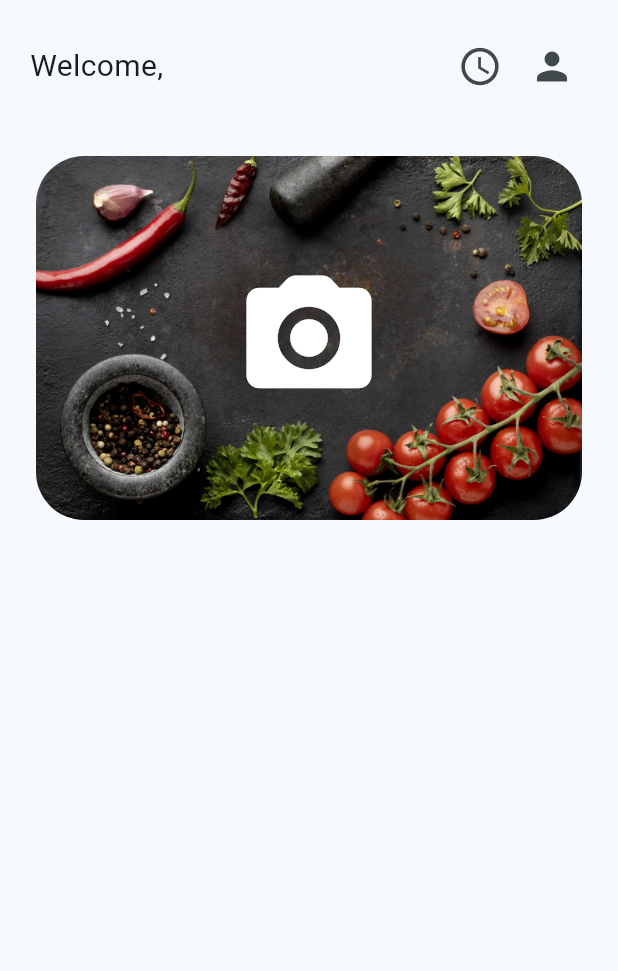
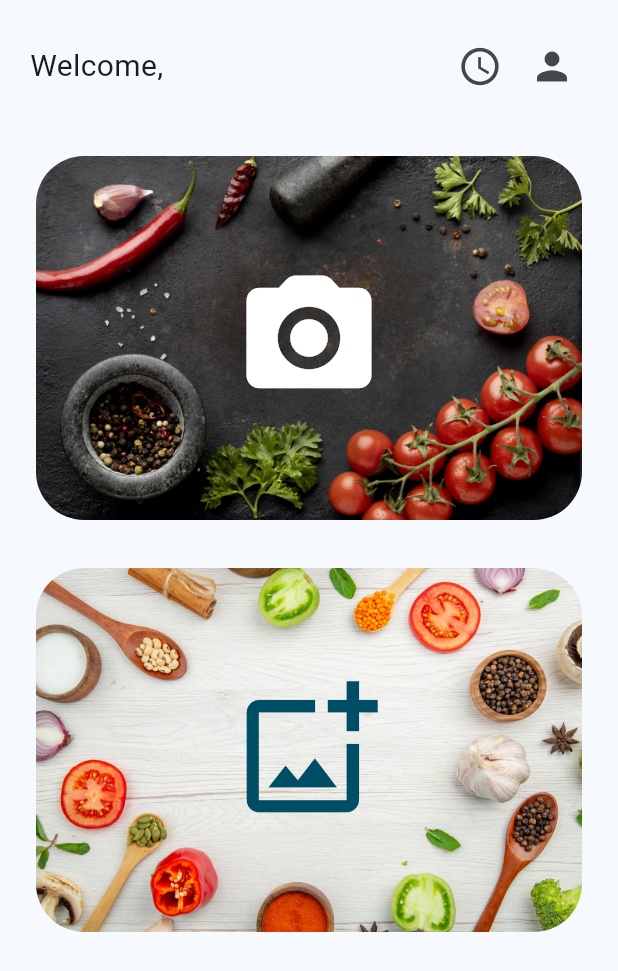
Before and after one commit to BuiVuBaoMinh/-CS422--REC2--Recipe-Recommendator-, a Flutter app: the screen it shows once a user with an empty profile is signed in, on a phone screen of 412 x 824 dp. Shown: the top 971 px of the screen. Run offline on Flutter 3.47's test engine with Material 3 defaults, Android fonts, the phone set to English and light mode, and no system bars; our stand-ins replace camera, cloud_firestore, firebase_auth, firebase_core, image_picker; accounts and stored records are empty.

Commit message:
Add Image Picker and NER-based search function
- A new button in homepage now allows picking photos in the device.
- getRecipesFromIngredients function gets a List<String> of NERs and return as list of Recipes accordingly.

```diff
--- a/lib/model/recipe_class.dart
+++ b/lib/model/recipe_class.dart
@@ -4,5 +4,12 @@ class Recipe {
   List<String> directions;
   List<String> ner;
 
-  Recipe(this.title, this.ingredients, this.directions, this.ner);
+  // Recipe(this.title, this.ingredients, this.directions, this.ner);
+
+  Recipe({
+    required this.title,
+    required this.ingredients,
+    required this.directions,
+    required this.ner,
+  });
 }
--- a/lib/pages/homepage/homepage.dart
+++ b/lib/pages/homepage/homepage.dart
@@ -1,13 +1,17 @@
 import 'package:firebase_auth/firebase_auth.dart';
 import 'package:flutter/material.dart';
+import 'package:path/path.dart';
+import 'package:image_picker/image_picker.dart';
 import 'package:rec_rec_app/pages/camera_page/camera_page.dart';
 import 'package:rec_rec_app/pages/user_profile.dart';
 // import 'package:flutter/services.dart' show rootBundle;
 import 'random_recipes.dart';
 import 'package:rec_rec_app/main.dart' show firstCamera;
+import 'package:rec_rec_app/services/firestore.dart';
 
 class HomePage extends StatelessWidget {
   final user = FirebaseAuth.instance.currentUser!;
+  final FirestoreService firestoreService = FirestoreService();
 
   HomePage({super.key});
 
@@ -34,8 +38,9 @@ class HomePage extends StatelessWidget {
                       ),
                       Row(
                         children: [
-                          IconButton(
+                          IconButton( // History button
                             onPressed: () {
+                              firestoreService.getRecipesFromIngredients(['beef', 'garlic']);
                               Navigator.push(
                                 context,
                                 MaterialPageRoute(
@@ -48,7 +53,7 @@ class HomePage extends StatelessWidget {
                               size: 30.0,
                             ),
                           ),
-                          IconButton(
+                          IconButton( // User button
                             onPressed: () {
                               print('user');
                               Navigator.push(
@@ -69,7 +74,8 @@ class HomePage extends StatelessWidget {
                 ),
               ),
             ),
-            HomePageScanButton(),
+            HomePageScanButton(assetPath: 'assets/scan_btn_bg.jpg'),
+            HomePagePickImageButton(assetPath: 'assets/pick_image_btn_bg.jpg'),
           ],
         ),
       ),
@@ -78,19 +84,24 @@ class HomePage extends StatelessWidget {
 }
 
 class HomePageScanButton extends StatelessWidget {
-  const HomePageScanButton({super.key});
+  const HomePageScanButton({
+    super.key,
+    required this.assetPath,
+    });
 
+  final String assetPath;
   @override
   Widget build(BuildContext context) {
     return GestureDetector(
       onTap: () {
         Navigator.push(
-          context,
-          MaterialPageRoute(
-              builder: (context) => ScanIngredientsPage(
-                    camera: firstCamera,
-                  )),
-        );
+                context,
+                MaterialPageRoute(
+                    builder: (context) => ScanIngredientsPage(
+                          camera: firstCamera,
+                        )
+                ),
+              );
       },
       child: Padding(
         padding: const EdgeInsets.symmetric(horizontal: 24, vertical: 16),
@@ -100,7 +111,7 @@ class HomePageScanButton extends StatelessWidget {
             borderRadius: BorderRadius.circular(32),
             child: Stack(
               children: [
-                Image.asset('assets/scan_btn_bg.jpg', fit: BoxFit.cover),
+                Image.asset(assetPath, fit: BoxFit.cover),
                 Center(
                     child: Icon(
                   const IconData(0xf60b, fontFamily: 'MaterialIcons'),
@@ -115,3 +126,52 @@ class HomePageScanButton extends StatelessWidget {
     );
   }
 }
+
+class HomePagePickImageButton extends HomePageScanButton {
+  HomePagePickImageButton({required super.assetPath});
+
+  @override
+  Widget build(BuildContext context) {
+    return GestureDetector(
+      onTap: () async {
+        final image = await _pickImageFromGallery();
+        if (image != null) {
+          await Navigator.push(
+            context,
+            MaterialPageRoute(
+                builder: (context) => DisplayPictureScreen(
+                      imagePath: image.path,
+                    )
+            ),
+          );
+        }
+
+      },
+      child: Padding(
+        padding: const EdgeInsets.symmetric(horizontal: 24, vertical: 16),
+        child: AspectRatio(
+          aspectRatio: 1.5 / 1,
+          child: ClipRRect(
+            borderRadius: BorderRadius.circular(32),
+            child: Stack(
+              children: [
+                Image.asset(assetPath, fit: BoxFit.cover),
+                Center(
+                    child: Icon(
+                  Icons.add_photo_alternate_outlined,
+                  size: 100,
+                  color: Theme.of(context).colorScheme.onPrimaryContainer,
+                )),
+              ],
+            ),
+          ),
+        ),
+      ),
+    );
+  }
+}
+
+Future _pickImageFromGallery() async {
+  final returnedImage = await ImagePicker().pickImage(source: ImageSource.gallery);
+  return returnedImage;
+}
--- a/lib/pages/homepage/random_recipes.dart
+++ b/lib/pages/homepage/random_recipes.dart
@@ -11,7 +11,7 @@ class ParallaxRecipe extends StatelessWidget {
       child: SingleChildScrollView(
         child: Column(
           children: [
-            for (final recipe in recipes)
+            for (final recipe in locations)
               RecipeListItem(imageUrl: recipe.imageUrl, name: recipe.name),
           ],
         ),
@@ -181,7 +181,7 @@ class Recipe {
 
 const urlPrefix =
     'https://docs.flutter.dev/cookbook/img-files/effects/parallax';
-const recipes = [
+const locations = [
   Recipe(
     name: 'Mount Rushmore',
     imageUrl: '$urlPrefix/01-mount-rushmore.jpg',
```
Also changed, not shown: lib/services/firestore.dart (+40 -0 lines), pubspec.yaml (+2 -5 lines), assets/pick_image_btn_bg.jpg (added), pubspec.lock, 6 other files.
